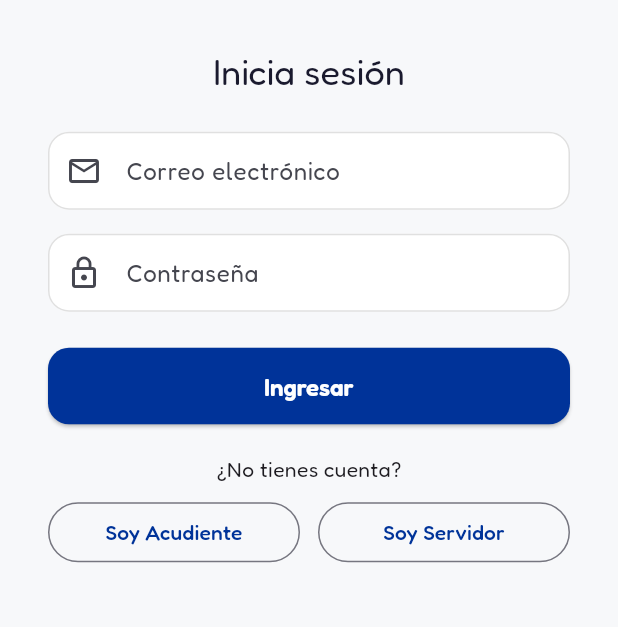
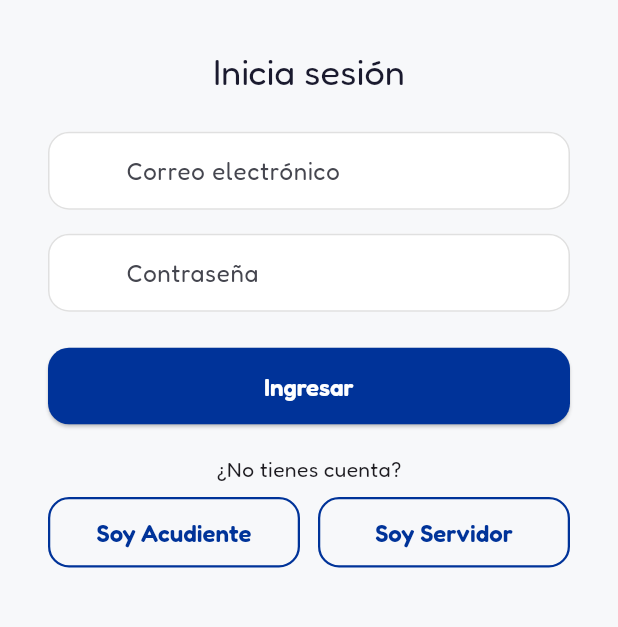
Before and after one commit to geregius/rocakids-app, a Flutter app: the screen it shows after launch, on a phone screen of 412 x 824 dp, the part 439-1066 px from its top. Run offline on Flutter 3.47's test engine with Material 3 defaults, Android fonts, the phone set to English and light mode, and no system bars; our stand-ins replace cloud_firestore, firebase_auth, firebase_core, firebase_storage, google_fonts, image_picker; accounts and stored records are empty.

Commit message:
Mejoras de UX: logo en el AppBar y estados hover/press en botones
- Reemplaza el texto "RocaKids" del AppBar por el logo (con
  transparencia, se ve bien sobre el azul marino), alineado a la
  izquierda.
- ElevatedButton/OutlinedButton/TextButton/IconButton ahora cambian
  de color al pasar el mouse y al hacer click, usando la paleta de
  marca (azul claro en hover, azul oscuro en press).

```diff
--- a/app/lib/screens/home_screen.dart
+++ b/app/lib/screens/home_screen.dart
@@ -14,7 +14,8 @@
   Widget build(BuildContext context) {
     return Scaffold(
       appBar: AppBar(
-        title: const Text('RocaKids'),
+        centerTitle: false,
+        title: Image.asset('assets/images/logo_rocakids.png', height: 36, fit: BoxFit.contain),
         actions: [
           IconButton(
             icon: const Icon(Icons.person),
--- a/app/lib/screens/modulo_en_construccion_screen.dart
+++ b/app/lib/screens/modulo_en_construccion_screen.dart
@@ -15,7 +15,8 @@
   Widget build(BuildContext context) {
     return Scaffold(
       appBar: AppBar(
-        title: const Text('RocaKids'),
+        centerTitle: false,
+        title: Image.asset('assets/images/logo_rocakids.png', height: 36, fit: BoxFit.contain),
         actions: [
           IconButton(
             icon: const Icon(Icons.person),
--- a/app/lib/theme/app_colors.dart
+++ b/app/lib/theme/app_colors.dart
@@ -6,6 +6,7 @@
 
   static const azulMarino = Color(0xFF003399);
   static const azulClaro = Color(0xFF2C5BB8);
+  static const azulOscuro = Color(0xFF002266);
   static const amarillo = Color(0xFFFFCC00);
   static const rojo = Color(0xFFE50000);
   static const purpura = Color(0xFF990099);
--- a/app/lib/theme/app_theme.dart
+++ b/app/lib/theme/app_theme.dart
@@ -7,6 +7,29 @@
 /// (sustituto libre de VAG Rounded BT, la fuente del logo oficial).
 class AppTheme {
   AppTheme._();
+
+  static Color _elevatedBackground(Set<WidgetState> states) {
+    if (states.contains(WidgetState.disabled)) return Colors.grey.shade300;
+    if (states.contains(WidgetState.pressed)) return AppColors.azulOscuro;
+    if (states.contains(WidgetState.hovered)) return AppColors.azulClaro;
+    return AppColors.azulMarino;
+  }
+
+  static Color _outlinedOverlay(Set<WidgetState> states) {
+    if (states.contains(WidgetState.pressed)) {
+      return AppColors.azulMarino.withValues(alpha: 0.16);
+    }
+    if (states.contains(WidgetState.hovered)) {
+      return AppColors.azulMarino.withValues(alpha: 0.08);
+    }
+    return Colors.transparent;
+  }
+
+  static Color _lightOverlayOnDark(Set<WidgetState> states) {
+    if (states.contains(WidgetState.pressed)) return Colors.white24;
+    if (states.contains(WidgetState.hovered)) return Colors.white12;
+    return Colors.transparent;
+  }
 
   static ThemeData get light {
     final base = ThemeData(
@@ -33,17 +56,46 @@
         ),
       ),
       elevatedButtonTheme: ElevatedButtonThemeData(
-        style: ElevatedButton.styleFrom(
-          backgroundColor: AppColors.azulMarino,
-          foregroundColor: Colors.white,
-          padding: const EdgeInsets.symmetric(vertical: 16),
-          shape: RoundedRectangleBorder(
-            borderRadius: BorderRadius.circular(14),
+        style: ButtonStyle(
+          backgroundColor: WidgetStateProperty.resolveWith(_elevatedBackground),
+          foregroundColor: const WidgetStatePropertyAll(Colors.white),
+          padding: const WidgetStatePropertyAll(
+            EdgeInsets.symmetric(vertical: 16, horizontal: 20),
           ),
-          textStyle: GoogleFonts.fredoka(
-            fontSize: 16,
-            fontWeight: FontWeight.w600,
+          shape: WidgetStatePropertyAll(
+            RoundedRectangleBorder(borderRadius: BorderRadius.circular(14)),
           ),
+          textStyle: WidgetStatePropertyAll(
+            GoogleFonts.fredoka(fontSize: 16, fontWeight: FontWeight.w600),
+          ),
+        ),
+      ),
+      outlinedButtonTheme: OutlinedButtonThemeData(
+        style: ButtonStyle(
+          foregroundColor: const WidgetStatePropertyAll(AppColors.azulMarino),
+          overlayColor: WidgetStateProperty.resolveWith(_outlinedOverlay),
+          side: const WidgetStatePropertyAll(BorderSide(color: AppColors.azulMarino, width: 1.5)),
+          padding: const WidgetStatePropertyAll(
+            EdgeInsets.symmetric(vertical: 14, horizontal: 20),
+          ),
+          shape: WidgetStatePropertyAll(
+            RoundedRectangleBorder(borderRadius: BorderRadius.circular(14)),
+          ),
+          textStyle: WidgetStatePropertyAll(
+            GoogleFonts.fredoka(fontSize: 16, fontWeight: FontWeight.w600),
+          ),
+        ),
+      ),
+      textButtonTheme: TextButtonThemeData(
+        style: ButtonStyle(
+          foregroundColor: const WidgetStatePropertyAll(AppColors.azulMarino),
+          overlayColor: WidgetStateProperty.resolveWith(_outlinedOverlay),
+        ),
+      ),
+      iconButtonTheme: IconButtonThemeData(
+        style: ButtonStyle(
+          foregroundColor: const WidgetStatePropertyAll(Colors.white),
+          overlayColor: WidgetStateProperty.resolveWith(_lightOverlayOnDark),
         ),
       ),
       inputDecorationTheme: InputDecorationTheme(
```
